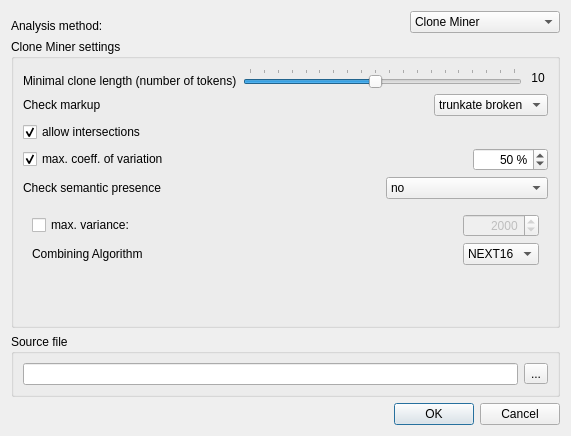
Above: doc-clone-miner/qtui/element_miner_settings.ui from spbu-se/pldoctoolkit before the change. Below: the same form after it.
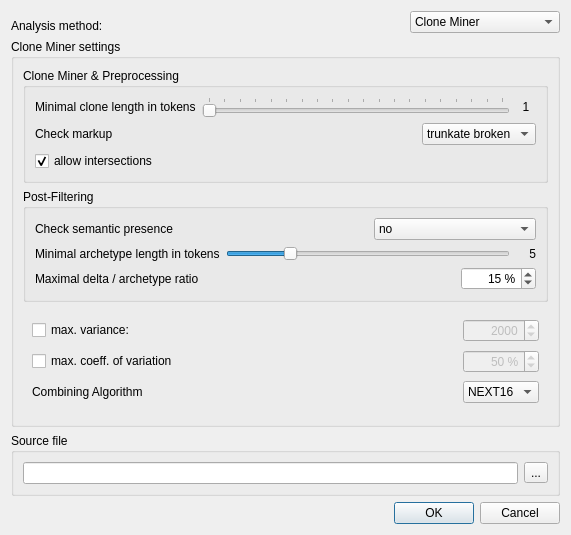
That is the form after the change. The open tabs and pages were chosen to show the change.

Commit message: Our UI is most UI of all UIs

Diff of the .ui file:
```diff
--- a/doc-clone-miner/qtui/element_miner_settings.ui
+++ b/doc-clone-miner/qtui/element_miner_settings.ui
@@ -7,7 +7,7 @@
     <x>0</x>
     <y>0</y>
     <width>571</width>
-    <height>436</height>
+    <height>535</height>
    </rect>
   </property>
   <property name="sizePolicy">
@@ -121,14 +121,29 @@
          </property>
          <layout class="QVBoxLayout" name="verticalLayout_2">
           <item>
+           <widget class="QGroupBox" name="groupBox_5">
+            <property name="minimumSize">
+             <size>
+              <width>0</width>
+              <height>0</height>
+             </size>
+            </property>
+            <property name="title">
+             <string>Clone Miner &amp;&amp; Preprocessing</string>
+            </property>
+            <layout class="QVBoxLayout" name="verticalLayout_7">
+             <item>
            <layout class="QHBoxLayout" name="horizontalLayout_2">
             <item>
              <widget class="QLabel" name="label_2">
+                 <property name="enabled">
+                  <bool>true</bool>
+                 </property>
               <property name="text">
-               <string>Minimal clone length (number of tokens)</string>
+                  <string>Minimal clone length in tokens</string>
               </property>
               <property name="alignment">
-               <set>Qt::AlignBottom|Qt::AlignLeading|Qt::AlignLeft</set>
+                  <set>Qt::AlignLeading|Qt::AlignLeft|Qt::AlignVCenter</set>
               </property>
              </widget>
             </item>
@@ -141,7 +156,7 @@
                <number>20</number>
               </property>
               <property name="value">
-               <number>10</number>
+                  <number>1</number>
               </property>
               <property name="tracking">
                <bool>true</bool>
@@ -166,7 +181,7 @@
                </size>
               </property>
               <property name="text">
-               <string>10</string>
+                  <string>1</string>
               </property>
               <property name="alignment">
                <set>Qt::AlignCenter</set>
@@ -234,58 +249,15 @@
             </property>
            </widget>
           </item>
-          <item>
-           <layout class="QHBoxLayout" name="horizontalLayout_3">
-            <item>
-             <widget class="QCheckBox" name="cbMaxVar">
-              <property name="toolTip">
-               <string>&lt;html&gt;&lt;head/&gt;&lt;body&gt;&lt;p&gt;For element candidates with &lt;span style=&quot; font-style:italic;&quot;&gt;extension points&lt;/span&gt;, maximum allowed &lt;span style=&quot; font-style:italic;&quot;&gt;variance&lt;/span&gt; of &lt;span style=&quot; font-style:italic;&quot;&gt;extension value length&lt;/span&gt;.&lt;/p&gt;&lt;/body&gt;&lt;/html&gt;</string>
-              </property>
-              <property name="text">
-               <string>max. coeff. of variation</string>
-              </property>
-              <property name="checked">
-               <bool>true</bool>
-              </property>
-             </widget>
-            </item>
-            <item>
-             <spacer name="horizontalSpacer">
-              <property name="orientation">
-               <enum>Qt::Horizontal</enum>
-              </property>
-              <property name="sizeHint" stdset="0">
-               <size>
-                <width>40</width>
-                <height>20</height>
-               </size>
-              </property>
-             </spacer>
-            </item>
-            <item>
-             <widget class="QSpinBox" name="sbMaxVar">
-              <property name="minimumSize">
-               <size>
-                <width>75</width>
-                <height>0</height>
-               </size>
-              </property>
-              <property name="alignment">
-               <set>Qt::AlignRight|Qt::AlignTrailing|Qt::AlignVCenter</set>
-              </property>
-              <property name="suffix">
-               <string> %</string>
-              </property>
-              <property name="maximum">
-               <number>500</number>
-              </property>
-              <property name="value">
-               <number>50</number>
-              </property>
-             </widget>
-            </item>
-           </layout>
+            </layout>
+           </widget>
           </item>
+          <item>
+           <widget class="QGroupBox" name="groupBox_4">
+            <property name="title">
+             <string>Post-Filtering</string>
+            </property>
+            <layout class="QVBoxLayout" name="verticalLayout_6">
           <item>
            <layout class="QHBoxLayout" name="horizontalLayout_5">
             <item>
@@ -333,6 +305,110 @@
            </layout>
           </item>
           <item>
+              <layout class="QHBoxLayout" name="horizontalLayout_12">
+               <property name="topMargin">
+                <number>0</number>
+               </property>
+               <property name="bottomMargin">
+                <number>0</number>
+               </property>
+               <item>
+                <widget class="QLabel" name="label_13">
+                 <property name="text">
+                  <string>Minimal archetype length in tokens</string>
+                 </property>
+                </widget>
+               </item>
+               <item>
+                <widget class="QSlider" name="slArchLen">
+                 <property name="minimum">
+                  <number>1</number>
+                 </property>
+                 <property name="maximum">
+                  <number>20</number>
+                 </property>
+                 <property name="value">
+                  <number>5</number>
+                 </property>
+                 <property name="orientation">
+                  <enum>Qt::Horizontal</enum>
+                 </property>
+                </widget>
+               </item>
+               <item>
+                <widget class="QLabel" name="lbArchLen">
+                 <property name="minimumSize">
+                  <size>
+                   <width>20</width>
+                   <height>0</height>
+                  </size>
+                 </property>
+                 <property name="text">
+                  <string>5</string>
+                 </property>
+                 <property name="alignment">
+                  <set>Qt::AlignRight|Qt::AlignTrailing|Qt::AlignVCenter</set>
+                 </property>
+                </widget>
+               </item>
+              </layout>
+             </item>
+             <item>
+              <layout class="QHBoxLayout" name="horizontalLayout_3">
+               <item>
+                <widget class="QLabel" name="label_14">
+                 <property name="text">
+                  <string>Maximal delta / archetype ratio</string>
+                 </property>
+                </widget>
+               </item>
+               <item>
+                <spacer name="horizontalSpacer">
+                 <property name="orientation">
+                  <enum>Qt::Horizontal</enum>
+                 </property>
+                 <property name="sizeHint" stdset="0">
+                  <size>
+                   <width>40</width>
+                   <height>20</height>
+                  </size>
+                 </property>
+                </spacer>
+               </item>
+               <item>
+                <widget class="QSpinBox" name="sbMaxDeltaRatio">
+                 <property name="minimumSize">
+                  <size>
+                   <width>75</width>
+                   <height>0</height>
+                  </size>
+                 </property>
+                 <property name="alignment">
+                  <set>Qt::AlignRight|Qt::AlignTrailing|Qt::AlignVCenter</set>
+                 </property>
+                 <property name="suffix">
+                  <string> %</string>
+                 </property>
+                 <property name="prefix">
+                  <string/>
+                 </property>
+                 <property name="minimum">
+                  <number>0</number>
+                 </property>
+                 <property name="maximum">
+                  <number>100</number>
+                 </property>
+                 <property name="value">
+                  <number>15</number>
+                 </property>
+                </widget>
+               </item>
+              </layout>
+             </item>
+            </layout>
+           </widget>
+          </item>
+          <item>
            <widget class="QStackedWidget" name="swDevSettings">
             <property name="currentIndex">
              <number>0</number>
@@ -362,7 +438,7 @@
             </widget>
             <widget class="QWidget" name="phDevSettings">
              <layout class="QGridLayout" name="gridLayout_5">
-              <item row="0" column="2">
+              <item row="2" column="2">
                <widget class="QSpinBox" name="sbMaxVar_2">
                 <property name="enabled">
                  <bool>false</bool>
@@ -387,40 +463,14 @@
                 </property>
                </widget>
               </item>
-              <item row="0" column="0">
-               <widget class="QCheckBox" name="cbMaxVar_2">
-                <property name="toolTip">
-                 <string>&lt;html&gt;&lt;head/&gt;&lt;body&gt;&lt;p&gt;For element candidates with &lt;span style=&quot; font-style:italic;&quot;&gt;extension points&lt;/span&gt;, maximum allowed &lt;span style=&quot; font-style:italic;&quot;&gt;variance&lt;/span&gt; of &lt;span style=&quot; font-style:italic;&quot;&gt;extension value length&lt;/span&gt;.&lt;/p&gt;&lt;/body&gt;&lt;/html&gt;</string>
-                </property>
-                <property name="text">
-                 <string>max. variance:</string>
-                </property>
-                <property name="checked">
-                 <bool>false</bool>
-                </property>
-               </widget>
-              </item>
-              <item row="0" column="1">
-               <spacer name="horizontalSpacer_9">
-                <property name="orientation">
-                 <enum>Qt::Horizontal</enum>
-                </property>
-                <property name="sizeHint" stdset="0">
-                 <size>
-                  <width>40</width>
-                  <height>20</height>
-                 </size>
-                </property>
-               </spacer>
-              </item>
-              <item row="1" column="0">
+              <item row="4" column="0">
                <widget class="QLabel" name="label_12">
                 <property name="text">
                  <string>Combining Algorithm</string>
                 </property>
                </widget>
               </item>
-              <item row="1" column="2">
+              <item row="4" column="2">
                <widget class="QComboBox" name="cbCa">
                 <item>
                  <property name="text">
@@ -439,22 +489,73 @@
                 </item>
                </widget>
               </item>
-             </layout>
-            </widget>
-           </widget>
-          </item>
-          <item>
-           <spacer name="spDevSettings">
+              <item row="3" column="0">
+               <widget class="QCheckBox" name="cbMaxVar">
+                <property name="toolTip">
+                 <string>&lt;html&gt;&lt;head/&gt;&lt;body&gt;&lt;p&gt;For element candidates with &lt;span style=&quot; font-style:italic;&quot;&gt;extension points&lt;/span&gt;, maximum allowed &lt;span style=&quot; font-style:italic;&quot;&gt;variance&lt;/span&gt; of &lt;span style=&quot; font-style:italic;&quot;&gt;extension value length&lt;/span&gt;.&lt;/p&gt;&lt;/body&gt;&lt;/html&gt;</string>
+                </property>
+                <property name="text">
+                 <string>max. coeff. of variation</string>
+                </property>
+                <property name="checked">
+                 <bool>false</bool>
+                </property>
+               </widget>
+              </item>
+              <item row="2" column="0">
+               <widget class="QCheckBox" name="cbMaxVar_2">
+                <property name="toolTip">
+                 <string>&lt;html&gt;&lt;head/&gt;&lt;body&gt;&lt;p&gt;For element candidates with &lt;span style=&quot; font-style:italic;&quot;&gt;extension points&lt;/span&gt;, maximum allowed &lt;span style=&quot; font-style:italic;&quot;&gt;variance&lt;/span&gt; of &lt;span style=&quot; font-style:italic;&quot;&gt;extension value length&lt;/span&gt;.&lt;/p&gt;&lt;/body&gt;&lt;/html&gt;</string>
+                </property>
+                <property name="text">
+                 <string>max. variance:</string>
+                </property>
+                <property name="checked">
+                 <bool>false</bool>
+                </property>
+               </widget>
+              </item>
+              <item row="3" column="2">
+               <widget class="QSpinBox" name="sbMaxVar">
+                <property name="enabled">
+                 <bool>false</bool>
+                </property>
+                <property name="minimumSize">
+                 <size>
+                  <width>75</width>
+                  <height>0</height>
+                 </size>
+                </property>
+                <property name="alignment">
+                 <set>Qt::AlignRight|Qt::AlignTrailing|Qt::AlignVCenter</set>
+                </property>
+                <property name="suffix">
+                 <string> %</string>
+                </property>
+                <property name="maximum">
+                 <number>500</number>
+                </property>
+                <property name="value">
+                 <number>50</number>
+                </property>
+               </widget>
+              </item>
+              <item row="2" column="1">
+               <spacer name="horizontalSpacer_9">
             <property name="orientation">
-             <enum>Qt::Vertical</enum>
+                 <enum>Qt::Horizontal</enum>
             </property>
             <property name="sizeHint" stdset="0">
              <size>
-              <width>20</width>
-              <height>5</height>
+                  <width>40</width>
+                  <height>20</height>
              </size>
             </property>
            </spacer>
+              </item>
+             </layout>
+            </widget>
+           </widget>
           </item>
          </layout>
         </widget>
```
Left out of the diff: 2 changed lines with no effect on the pictures. Lines whose indentation alone changed are shown as unchanged.
